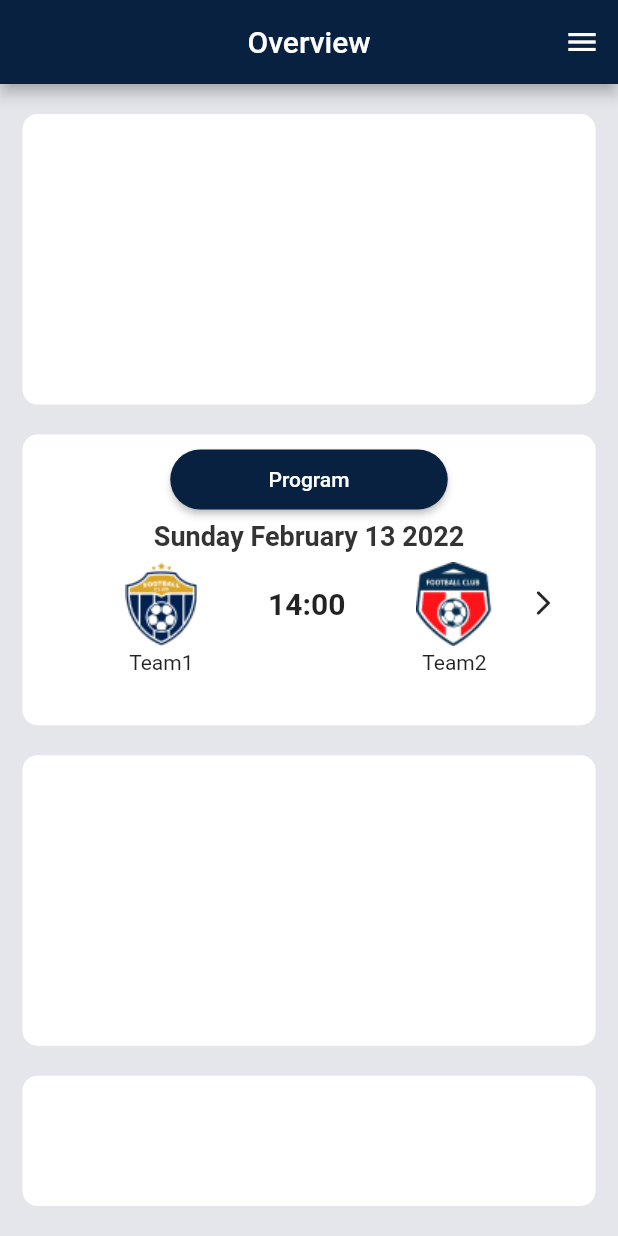
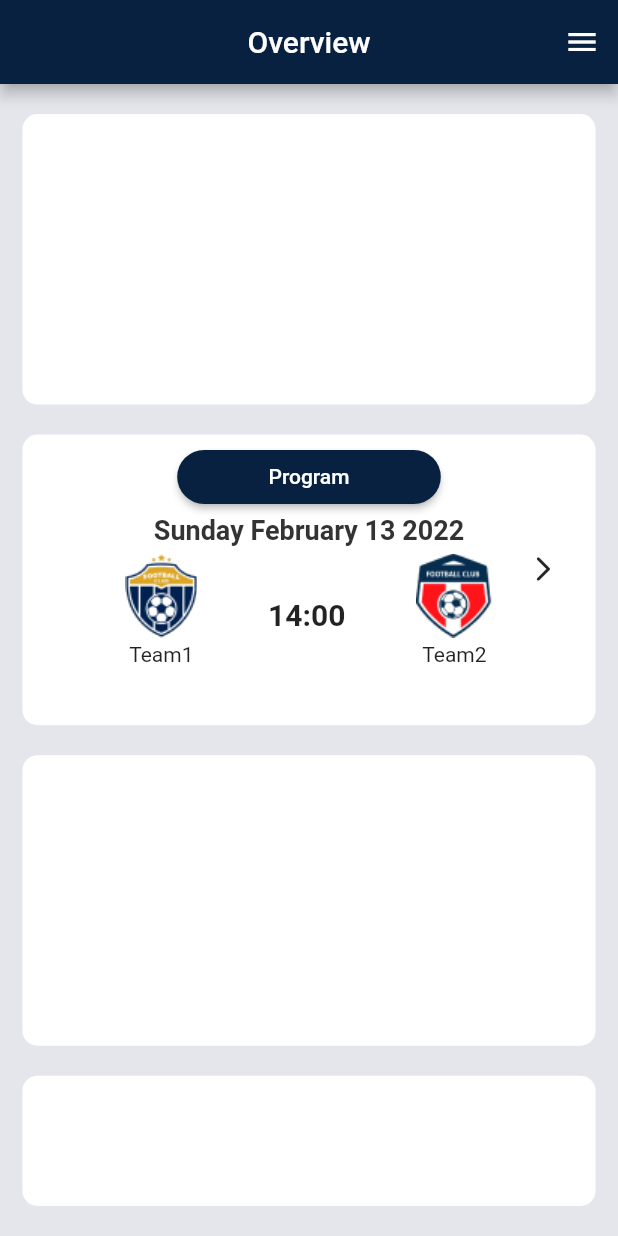
Before and after one commit to maciejdrobnik/SportManger, a Flutter app: the screen it shows after launch, on a phone screen of 412 x 824 dp. Run offline on Flutter 3.47's test engine with Material 2 defaults, Android fonts, the phone set to English and light mode, and no system bars; our stand-ins replace firebase_core; accounts and stored records are empty.

Commit message:
make program module elements responsive

```diff
--- a/lib/assets/constants.dart
+++ b/lib/assets/constants.dart
@@ -6,6 +6,7 @@ const double homePagePaddingVertical = 20.0;
 const double homePagePaddingHorizontal = 15.0;
 const double homePageContainerBorderRadius = 10.0;
 const int bigWhiteBoxFlex = 2;
+const int smallWhiteBoxFlex = 1;
 const Color backgroundBox = Colors.white;
 const int homePageBackground = 0xffE4E6EB;
 const int homePageTextColor = 0xff333333;
--- a/lib/components/home_page/home_blue_button.dart
+++ b/lib/components/home_page/home_blue_button.dart
@@ -7,19 +7,18 @@ class HomeBlueButton extends StatelessWidget {
 
   @override
   Widget build(BuildContext context) {
-    return SizedBox(
-      width: 185,
-      height: 40,
-      child: ElevatedButton(
-        onPressed: (){},
-        style: ElevatedButton.styleFrom(
-          backgroundColor: const Color(constants.primaryBlue),
-          shape: RoundedRectangleBorder(
-              borderRadius: BorderRadius.circular(50)
+    return FractionallySizedBox(
+        widthFactor: 0.46,
+        alignment: FractionalOffset.topCenter,
+        child: ElevatedButton(
+          onPressed: () {},
+          style: ElevatedButton.styleFrom(
+            backgroundColor: const Color(constants.primaryBlue),
+            shape:
+                RoundedRectangleBorder(borderRadius: BorderRadius.circular(50)),
           ),
+          child: Text(content),
         ),
-        child: Text(content),
-      ),
     );
   }
 }
--- a/lib/components/home_page/home_page.dart
+++ b/lib/components/home_page/home_page.dart
@@ -21,10 +21,21 @@ class HomePage extends StatelessWidget {
       backgroundColor: const Color(constants.homePageBackground),
       body: Padding(
         padding: const EdgeInsets.only(
-            left: constants.homePagePaddingHorizontal, right:constants.homePagePaddingHorizontal, top: constants.homePagePaddingVertical ),
+            left: constants.homePagePaddingHorizontal,
+            right: constants.homePagePaddingHorizontal,
+            top: constants.homePagePaddingVertical),
         child: Column(
           crossAxisAlignment: CrossAxisAlignment.stretch,
-          children: const [WhiteContainer(flexValue: 2, content: Agenda()), WhiteContainer(flexValue: 2, content:Program()), WhiteContainer(flexValue: 2, content:Chores()), WhiteContainer(flexValue: 1, content:Sponsor())],
+          children: const [
+            WhiteContainer(
+                flexValue: constants.bigWhiteBoxFlex, content: Agenda()),
+            WhiteContainer(
+                flexValue: constants.bigWhiteBoxFlex, content: Program()),
+            WhiteContainer(
+                flexValue: constants.bigWhiteBoxFlex, content: Chores()),
+            WhiteContainer(
+                flexValue: constants.smallWhiteBoxFlex, content: Sponsor())
+          ],
         ),
       ),
     );
--- a/lib/components/home_page/program.dart
+++ b/lib/components/home_page/program.dart
@@ -10,23 +10,38 @@ class Program extends StatelessWidget {
 
   @override
   Widget build(BuildContext context) {
-    return Padding(
-            padding: const EdgeInsets.only(top: constants.programPaddingTop),
-            child: Column(
+    return LayoutBuilder(
+        builder: (BuildContext context, BoxConstraints constraints) {
+      return Column(
         children: [
-                const HomeBlueButton(content: "Program"),
-                const Padding(
-                    padding: EdgeInsets.symmetric(vertical: constants.programDateVerticalPadding),
+          const Flexible(
+            flex: 24,
+            child: Padding(
+              padding: EdgeInsets.only(top: constants.programPaddingTop),
+              child: HomeBlueButton(content: "Program"),
+            ),
+          ),
+          const Flexible(
+            flex: 17,
+            child: Padding(
+                padding: EdgeInsets.symmetric(
+                    vertical: constants.programDateVerticalPadding),
                 child: Text(
                   "Sunday February 13 2022",
                   style: TextStyle(
                     fontSize: constants.programDateFontSize,
                     color: Color(constants.homePageTextColor),
                     fontWeight: FontWeight.w600,
+                    overflow: TextOverflow.visible,
                   ),
                 )),
-                Padding(
-                  padding: const EdgeInsets.only(left: constants.programRowPaddingLeft, right: constants.programRowPaddingRight),
+          ),
+          Flexible(
+            flex: 42,
+            child: Padding(
+              padding: const EdgeInsets.only(
+                  left: constants.programRowPaddingLeft,
+                  right: constants.programRowPaddingRight),
               child: Row(
                 children: [
                   Flexible(
@@ -35,28 +50,37 @@ class Program extends StatelessWidget {
                       children: [
                         Column(
                           children: [
-                                Image.asset("lib/assets/images/logo1.png"),
-                                const SizedBox(height: constants.breakBetweenLogoAndName),
-                                const Text("Team1")
+                            Flexible(
+                              flex: 56,
+                              child: Image.asset("lib/assets/images/logo1.png"),
+                            ),
+                            const Flexible(
+                              flex: 3,
+                              child: SizedBox(
+                                  height: constants.breakBetweenLogoAndName),
+                            ),
+                            const Flexible(flex: 16, child: Text("Team1")),
                           ],
                         ),
-                            Column(
-                              children: const [
-                                Text(
+                        const Text(
                           "14:00",
                           style: TextStyle(
                             fontSize: constants.programHourFontSize,
                             fontWeight: FontWeight.w600,
                           ),
                         ),
-                                SizedBox(height: constants.programRaiseDateAndIcon)
-                              ],
-                            ),
                         Column(
                           children: [
-                                Image.asset("lib/assets/images/logo2.png"),
-                                const SizedBox(height: constants.breakBetweenLogoAndName),
-                                const Text("Team2")
+                            Flexible(
+                              flex: 56,
+                              child: Image.asset("lib/assets/images/logo2.png"),
+                            ),
+                            Flexible(
+                              flex: 3,
+                              child: const SizedBox(
+                                  height: constants.breakBetweenLogoAndName),
+                            ),
+                            Flexible(flex: 16, child: const Text("Team2")),
                           ],
                         ),
                       ],
@@ -75,9 +99,14 @@ class Program extends StatelessWidget {
                   )
                 ],
               ),
+            ),
+          ),
+          Flexible(
+            flex: 17,
+            child: Container(),
           )
         ],
-            ),
       );
+    });
   }
 }
```
Lines whose indentation alone changed are shown as unchanged.
